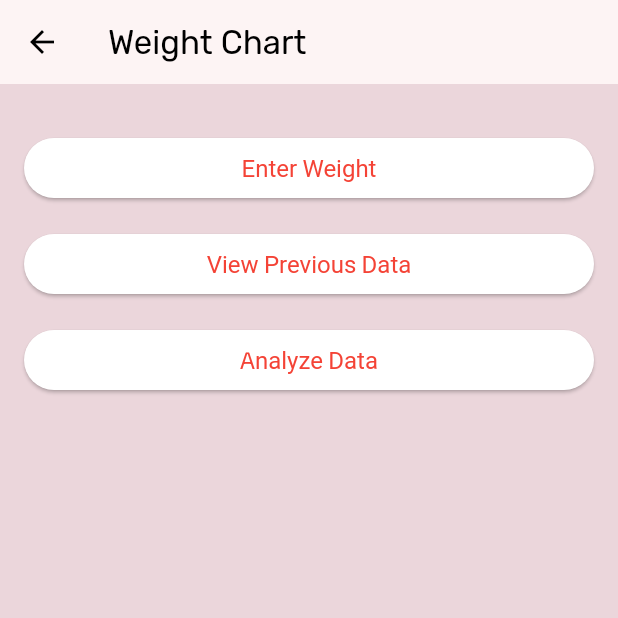
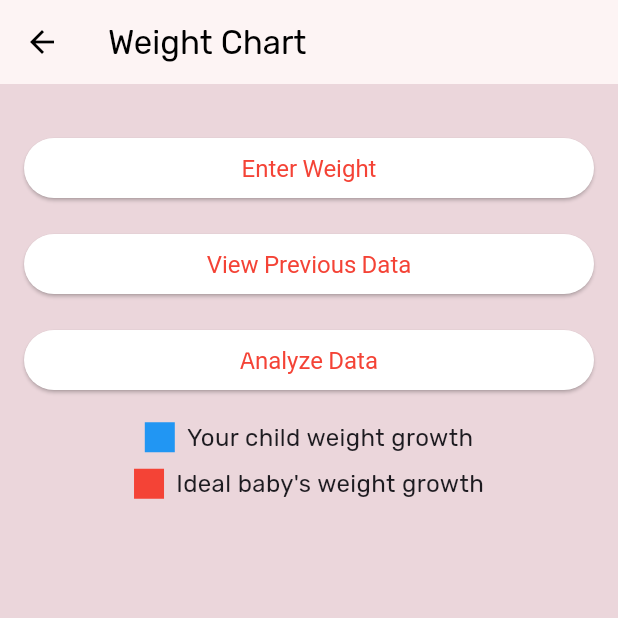
Before and after one commit to adarshnagrikar14/gsc24-garbh, a Flutter app: the WeightChart screen opened directly, on a phone screen of 412 x 824 dp, the top half of it. Run offline on Flutter 3.47's test engine with Material 3 defaults, Android fonts, the phone set to English and light mode, and no system bars; our stand-ins replace audioplayers, cloud_firestore, firebase_auth, firebase_core, fl_chart, fluttertoast and 7 more; accounts and stored records are empty; project files that could hold a hidden picture were left out.

Commit message:
Height Weight

```diff
--- a/lib/parent_screens/weight_child.dart
+++ b/lib/parent_screens/weight_child.dart
@@ -85,6 +85,40 @@ class _WeightChartState extends State<WeightChart> {
               child: const Text('Analyze Data'),
             ),
             const SizedBox(height: 16.0),
+            Container(
+              child: Column(
+                children: [
+                  Row(
+                    mainAxisAlignment: MainAxisAlignment.center,
+                    children: [
+                      Container(
+                        width: 20,
+                        height: 20,
+                        color: Colors.blue, // Blue line color
+                      ),
+                      const SizedBox(width: 8),
+                      const Text('Your child weight growth',
+                          style: TextStyle(fontSize: 16)),
+                    ],
+                  ),
+                  const SizedBox(height: 8),
+                  Row(
+                    mainAxisAlignment: MainAxisAlignment.center,
+                    children: [
+                      Container(
+                        width: 20,
+                        height: 20,
+                        color: Colors.red, // Red line color
+                      ),
+                      const SizedBox(width: 8),
+                      const Text('Ideal baby\'s weight growth',
+                          style: TextStyle(fontSize: 16)),
+                    ],
+                  ),
+                ],
+              ),
+            ),
+            const SizedBox(height: 16.0),
             if (weightSpots.isNotEmpty)
               Expanded(
                 child: LayoutBuilder(
@@ -120,12 +154,21 @@ class _WeightChartState extends State<WeightChart> {
                         minX: 0,
                         maxX: weightSpots.length.toDouble() - 1,
                         minY: 0,
-                        maxY: 150,
+                        maxY: _calculateMaxWeight().ceilToDouble(),
                         lineBarsData: [
                           LineChartBarData(
                             spots: weightSpots,
                             isCurved: true,
                             color: Colors.blue,
+                            dotData: FlDotData(show: false),
+                            belowBarData: BarAreaData(show: false),
+                            isStrokeCapRound: true,
+                            barWidth: 6,
+                          ),
+                          LineChartBarData(
+                            spots: _getRedGraphPoints(),
+                            isCurved: true,
+                            color: Colors.red,
                             dotData: FlDotData(show: false),
                             belowBarData: BarAreaData(show: false),
                             isStrokeCapRound: true,
@@ -141,6 +184,27 @@ class _WeightChartState extends State<WeightChart> {
         ),
       ),
     );
+  }
+
+  List<FlSpot> _getRedGraphPoints() {
+    return [
+      FlSpot(0, 3.2), // Week 1
+      FlSpot(1, 3.8), // Week 2
+      FlSpot(2, 4.5), // Week 3
+      FlSpot(3, 5.1), // Week 4
+      FlSpot(4, 5.9), // Week 5
+      FlSpot(5, 6.5), // Week 6
+    ];
+  }
+
+  double _calculateMaxWeight() {
+    double maxWeight = 0;
+    for (int i = 0; i < dataPoints.length; i++) {
+      if (dataPoints[i].weight > maxWeight) {
+        maxWeight = dataPoints[i].weight;
+      }
+    }
+    return maxWeight;
   }
 
   List<FlSpot> _getWeightFlSpots() {
```
Also changed, not shown: lib/parent_screens/height_child.dart (+58 -0 lines).
